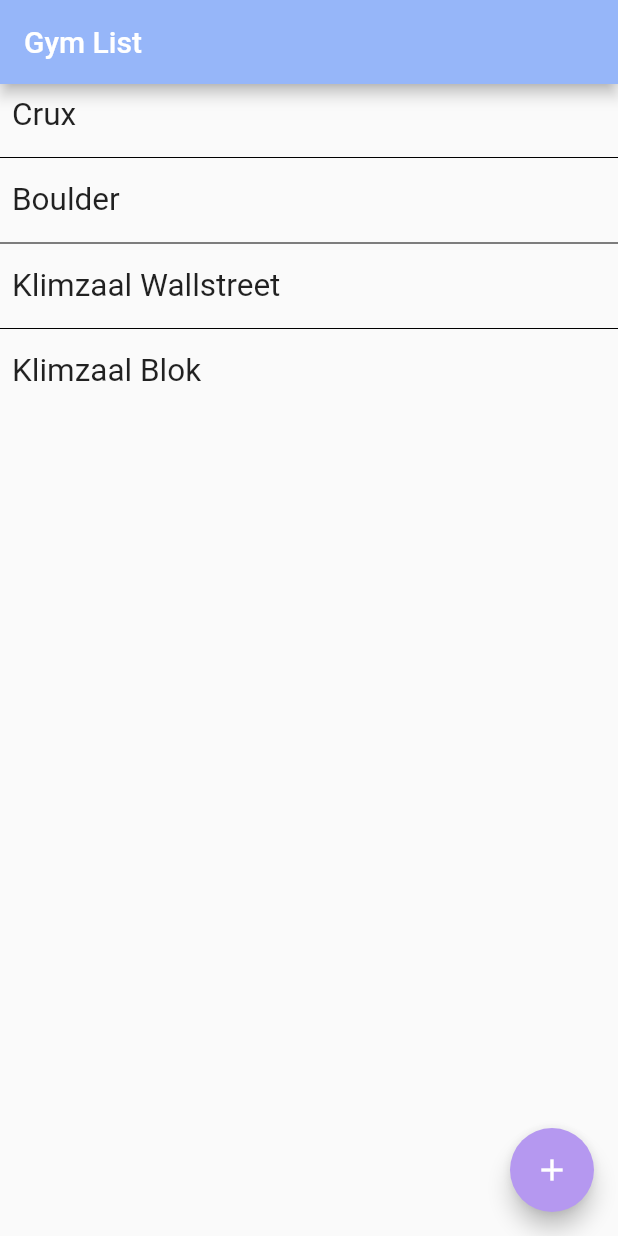
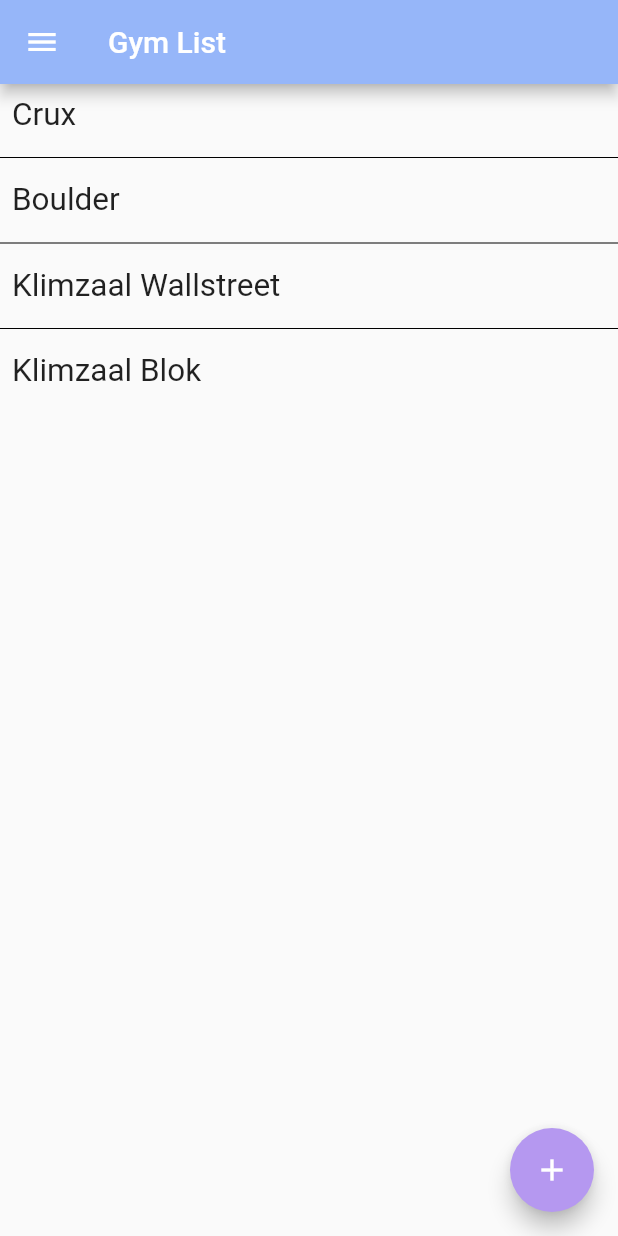
Before and after one commit to Selina-Knaepen/rock-out, a Flutter app: the screen it shows after launch, on a phone screen of 412 x 824 dp. Run offline on Flutter 3.47's test engine with Material 2 defaults, Android fonts, the phone set to English and light mode, and no system bars.

Commit message:
Add drawermenu to the ListWindow

```diff
--- a/lib/list.dart
+++ b/lib/list.dart
@@ -12,16 +12,45 @@ class GymNameState extends State<GymNames>
 {
   final gymNames = <String>['Crux', 'Boulder', 'Klimzaal Wallstreet',
     'Klimzaal Blok'];
+  final GlobalKey<ScaffoldState> scaffoldKey = new GlobalKey<ScaffoldState>();
 
   @override
   Widget build(BuildContext context)
   {
     return Scaffold(
+      key: scaffoldKey,
       appBar: AppBar(
         title: Text("Gym List"),
         backgroundColor: Color.fromRGBO(150, 182, 249, 1.0),
+        leading: IconButton(icon: Icon(Icons.menu, color: Colors.white),
+          onPressed: () => scaffoldKey.currentState.openDrawer(),
+        ),
       ),
       body: buildList(),
+      drawer: Drawer(
+        child: ListView(
+          children: <Widget>[
+            Container(
+              height: 75.0,
+              child: DrawerHeader(
+                child: Text(
+                  "Rock Out",
+                  style: TextStyle(color: Colors.white),
+                ),
+                decoration: BoxDecoration(
+                  color: Color.fromRGBO(150, 182, 249, 1.0),
+                ),
+              ),
+            ),
+            ListTile(
+              title: Text('Profile'),
+              onTap: () {
+                // TODO: Add functionality
+              },
+            )
+          ],
+        ),
+      ),
       floatingActionButton: FloatingActionButton(
         onPressed: () {
           Navigator.push(
--- a/lib/main.dart
+++ b/lib/main.dart
@@ -14,7 +14,7 @@ class RockOutMain extends StatelessWidget
       title: 'Rock Out',
       theme: ThemeData(
         primaryColor: Color.fromRGBO(181, 152, 240, 1.0),
-        primaryTextTheme: Theme.of(context).primaryTextTheme.apply(bodyColor: Colors.white)
+        primaryTextTheme: Theme.of(context).primaryTextTheme.apply(bodyColor: Colors.white),
        ),
       home: GymNames()
     );
```
